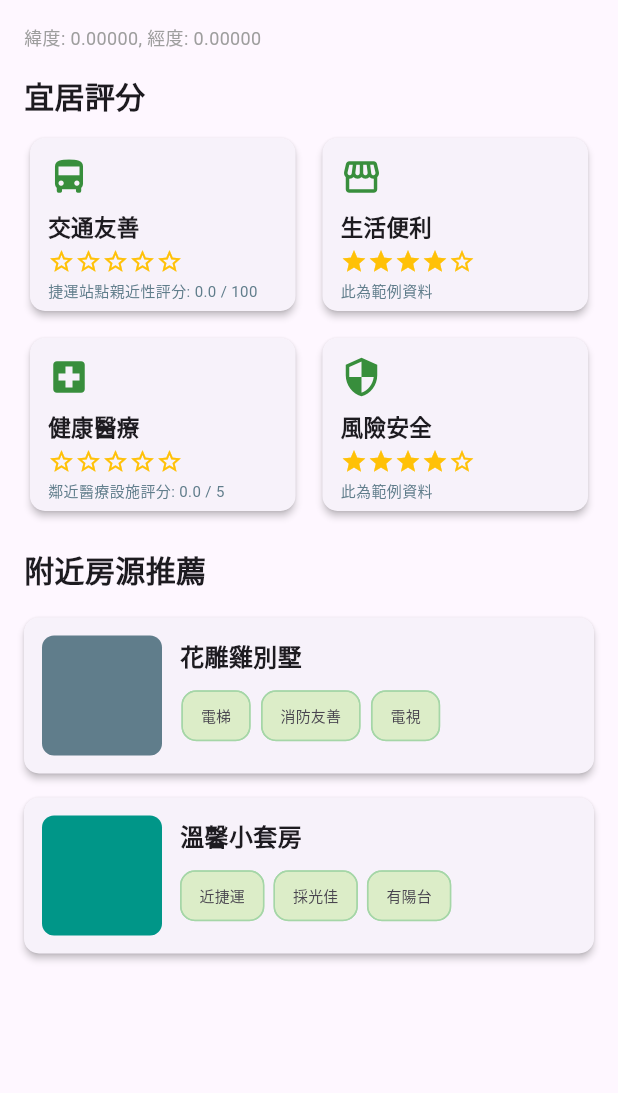
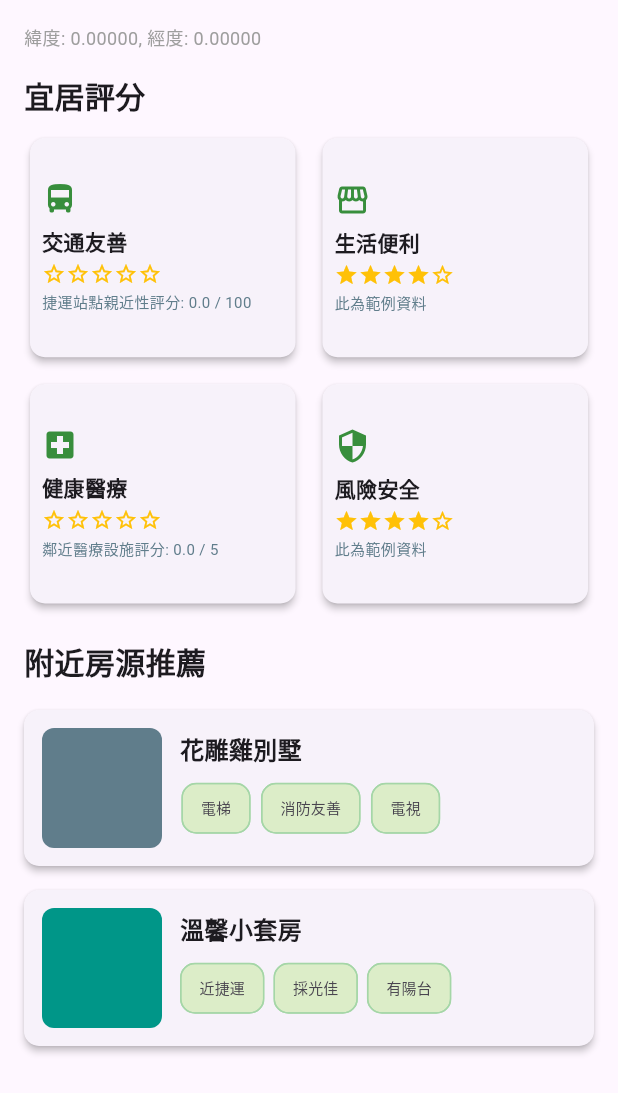
Before and after one commit to devjamGoogleCloud1/rent_right_place, a Flutter app: the LivabilityScoreWidget widget shown alone on an empty page, opened directly with empty values, on a phone screen of 412 x 824 dp. Shown: the top 1093 px of the screen. Run offline on Flutter 3.47's test engine with Material 3 defaults, Android fonts, the phone set to English and light mode, and no system bars; our stand-ins replace firebase_core, geocoding, google_maps_flutter; accounts and stored records are empty; generated files the repository leaves out were written again.

Commit message:
UI優化優化

```diff
--- a/lib/screens/map_screen.dart
+++ b/lib/screens/map_screen.dart
@@ -103,9 +103,10 @@ class MapScreenState extends State<MapScreen> {
             ), // To avoid overlap with DraggableScrollableSheet
           ),
           DraggableScrollableSheet(
-            initialChildSize: 0.2,
-            minChildSize: 0.1,
-            maxChildSize: 0.9,
+            initialChildSize:
+                0.3, // Adjusted initial size to 30% of screen height
+            minChildSize: 0.2, // Adjusted minimum size to 20%
+            maxChildSize: 0.6, // Adjusted maximum size to 60%
             builder: (BuildContext context, ScrollController scrollController) {
               return Container(
                 decoration: BoxDecoration(
--- a/lib/widgets/livability_score_widget.dart
+++ b/lib/widgets/livability_score_widget.dart
@@ -6,7 +6,7 @@ class LivabilityScoreWidget extends StatelessWidget {
   final LatLng position;
   final String? address;
   final double transportationScore; // Added transportationScore
-  final double medicalScore;      // Added medicalScore
+  final double medicalScore; // Added medicalScore
 
   const LivabilityScoreWidget({
     super.key,
@@ -14,27 +14,40 @@ class LivabilityScoreWidget extends StatelessWidget {
     required this.position,
     this.address,
     required this.transportationScore, // Made required
-    required this.medicalScore,      // Made required
+    required this.medicalScore, // Made required
   });
 
   // Updated to use passed scores
   List<Map<String, dynamic>> get categories => [
     {
       'name': '交通友善',
-          'score': (transportationScore / 20).round(), // Assuming max score 100, scale to 0-5
+      'score': (transportationScore / 20)
+          .round(), // Assuming max score 100, scale to 0-5
       'maxScore': 5,
       'icon': Icons.directions_bus,
-          'details': '捷運站點親近性評分: ${transportationScore.toStringAsFixed(1)} / 100'
+      'details': '捷運站點親近性評分: ${transportationScore.toStringAsFixed(1)} / 100',
     },
-        {'name': '生活便利', 'score': 4, 'maxScore': 5, 'icon': Icons.storefront, 'details': '此為範例資料'},
+    {
+      'name': '生活便利',
+      'score': 4,
+      'maxScore': 5,
+      'icon': Icons.storefront,
+      'details': '此為範例資料',
+    },
     {
       'name': '健康醫療',
       'score': medicalScore.round(), // Assuming medicalScore is already 0-5
       'maxScore': 5,
       'icon': Icons.local_hospital,
-          'details': '鄰近醫療設施評分: ${medicalScore.toStringAsFixed(1)} / 5'
+      'details': '鄰近醫療設施評分: ${medicalScore.toStringAsFixed(1)} / 5',
     },
-        {'name': '風險安全', 'score': 4, 'maxScore': 5, 'icon': Icons.security, 'details': '此為範例資料'},
+    {
+      'name': '風險安全',
+      'score': 4,
+      'maxScore': 5,
+      'icon': Icons.security,
+      'details': '此為範例資料',
+    },
   ];
 
   // Placeholder data for nearby properties
@@ -64,7 +77,10 @@ class LivabilityScoreWidget extends StatelessWidget {
               padding: const EdgeInsets.only(bottom: 4.0),
               child: Text(
                 address!,
-                style: const TextStyle(fontSize: 18, fontWeight: FontWeight.bold),
+                style: const TextStyle(
+                  fontSize: 18,
+                  fontWeight: FontWeight.bold,
+                ),
               ),
             ),
           Text(
@@ -84,7 +100,8 @@ class LivabilityScoreWidget extends StatelessWidget {
               crossAxisCount: 2,
               crossAxisSpacing: 10.0,
               mainAxisSpacing: 10.0,
-              childAspectRatio: 1.5, // Adjusted for better layout
+              childAspectRatio:
+                  1.2, // Adjusted aspect ratio to prevent overflow
             ),
             itemCount: categories.length,
             itemBuilder: (context, index) {
@@ -95,17 +112,25 @@ class LivabilityScoreWidget extends StatelessWidget {
                   borderRadius: BorderRadius.circular(10.0),
                 ),
                 child: Padding(
-                  padding: const EdgeInsets.all(12.0),
+                  padding: const EdgeInsets.all(
+                    8.0,
+                  ), // Reduced padding to fit content
                   child: Column(
                     mainAxisAlignment: MainAxisAlignment.center,
                     crossAxisAlignment: CrossAxisAlignment.start,
                     children: [
-                      Icon(category['icon'], color: Colors.green[700], size: 28),
-                      const SizedBox(height: 8.0),
+                      Icon(
+                        category['icon'],
+                        color: Colors.green[700],
+                        size: 24,
+                      ), // Reduced icon size
+                      const SizedBox(height: 6.0),
                       Text(
                         category['name'],
                         style: const TextStyle(
-                            fontSize: 15, fontWeight: FontWeight.bold),
+                          fontSize: 14,
+                          fontWeight: FontWeight.bold,
+                        ),
                       ),
                       const SizedBox(height: 4.0),
                       Row(
@@ -115,14 +140,17 @@ class LivabilityScoreWidget extends StatelessWidget {
                                 ? Icons.star
                                 : Icons.star_border,
                             color: Colors.amber,
-                            size: 18,
+                            size: 16, // Reduced star size
                           );
                         }),
                       ),
                       const SizedBox(height: 4.0),
                       Text(
-                        category['details'] ?? '', // Display details
-                        style: const TextStyle(fontSize: 10, color: Colors.blueGrey),
+                        category['details'] ?? '',
+                        style: const TextStyle(
+                          fontSize: 10,
+                          color: Colors.blueGrey,
+                        ),
                         overflow: TextOverflow.ellipsis,
                         maxLines: 2,
                       ),
@@ -161,7 +189,6 @@ class LivabilityScoreWidget extends StatelessWidget {
                           color: property['imagePlaceholder'],
                           borderRadius: BorderRadius.circular(8.0),
                         ),
-                        // child: Icon(Icons.house_rounded, size: 40, color: Colors.white70),
                       ),
                       const SizedBox(width: 12.0),
                       Expanded(
@@ -171,22 +198,36 @@ class LivabilityScoreWidget extends StatelessWidget {
                             Text(
                               property['title'],
                               style: const TextStyle(
-                                  fontSize: 16, fontWeight: FontWeight.bold),
+                                fontSize: 16,
+                                fontWeight: FontWeight.bold,
+                              ),
                             ),
                             const SizedBox(height: 4.0),
                             Wrap(
                               spacing: 6.0,
                               runSpacing: 4.0,
                               children: (property['features'] as List<String>)
-                                  .map((feature) => Chip(
-                                        label: Text(feature, style: const TextStyle(fontSize: 10)),
-                                        padding: const EdgeInsets.symmetric(horizontal: 4.0, vertical: 0.0),
+                                  .map(
+                                    (feature) => Chip(
+                                      label: Text(
+                                        feature,
+                                        style: const TextStyle(fontSize: 10),
+                                      ),
+                                      padding: const EdgeInsets.symmetric(
+                                        horizontal: 4.0,
+                                        vertical: 0.0,
+                                      ),
                                       backgroundColor: Colors.lightGreen[100],
                                       shape: RoundedRectangleBorder(
-                                          borderRadius: BorderRadius.circular(10.0),
-                                          side: BorderSide(color: Colors.green[200]!)
+                                        borderRadius: BorderRadius.circular(
+                                          10.0,
                                         ),
-                                      ))
+                                        side: BorderSide(
+                                          color: Colors.green[200]!,
+                                        ),
+                                      ),
+                                    ),
+                                  )
                                   .toList(),
                             ),
                           ],
```
Lines whose indentation alone changed are shown as unchanged.
